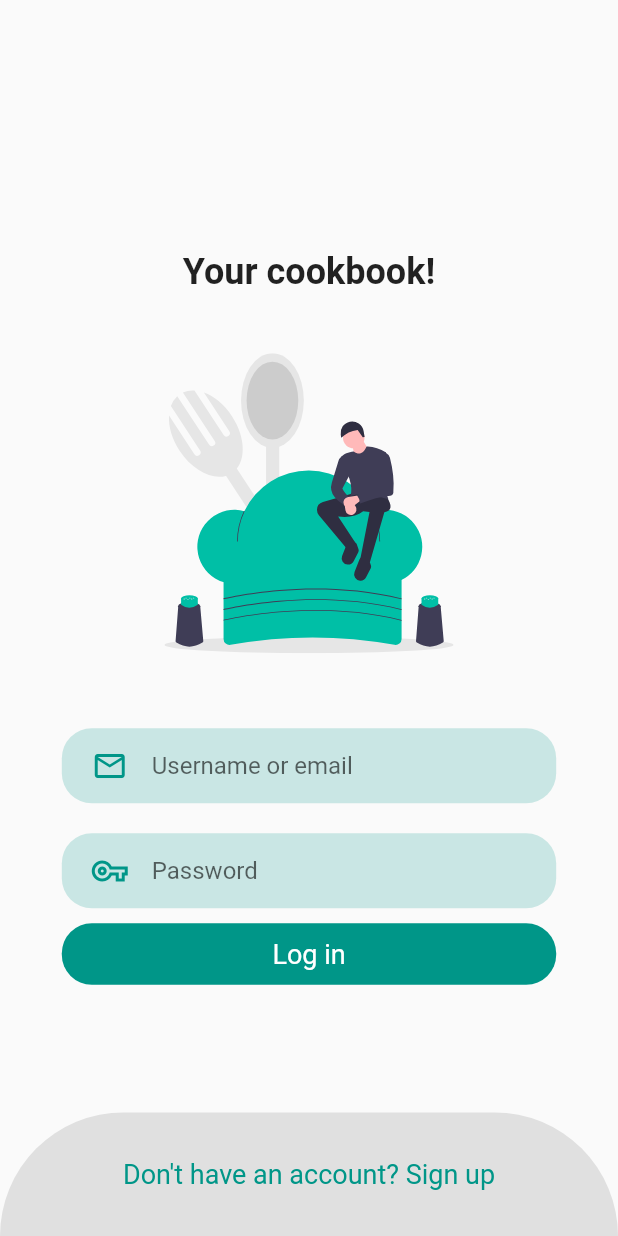
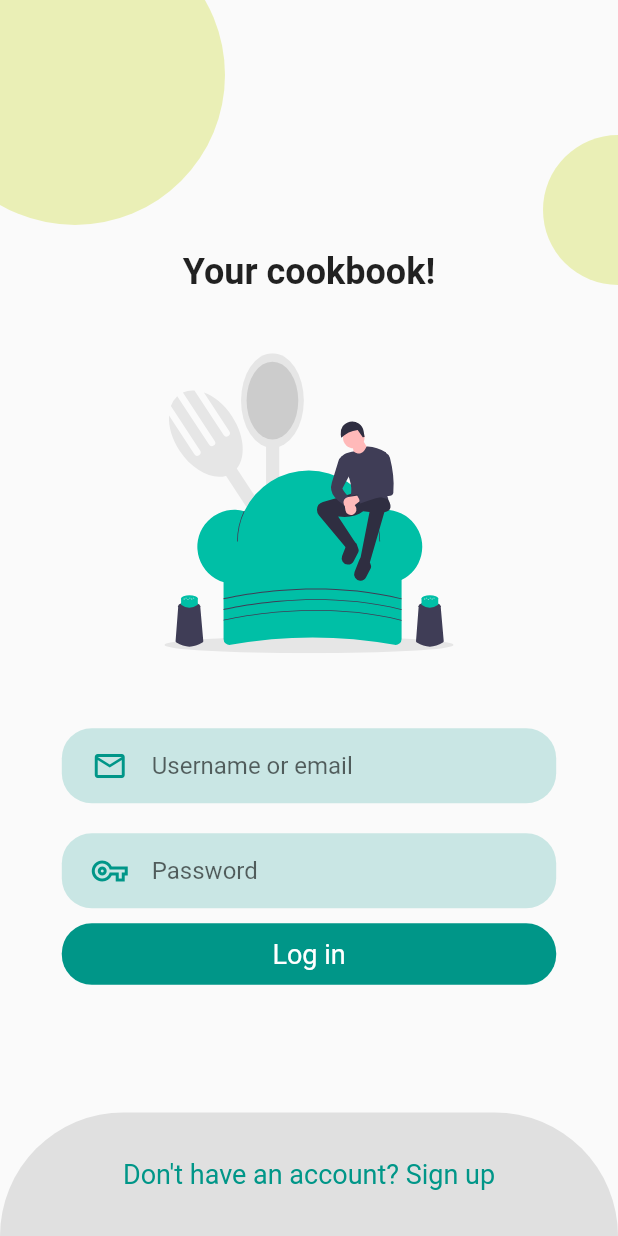
Before and after one commit to WiktoriaRozanska/CookApp, a Flutter app: the screen it shows after launch, on a phone screen of 412 x 824 dp. Run offline on Flutter 3.47's test engine with Material 2 defaults, Android fonts, the light colour scheme and no system bars; our stand-ins replace flutter_svg, google_fonts.

Commit message:
add decoration

```diff
--- a/lib/screens/login/login.dart
+++ b/lib/screens/login/login.dart
@@ -84,6 +84,31 @@ class _LoginScreenState extends State<LoginScreen>
       child: Scaffold(
           body: Stack(
         children: [
+          // decoration
+          Positioned(
+              top: 90,
+              right: -50,
+              child: Container(
+                width: 100,
+                height: 100,
+                decoration: BoxDecoration(
+                  borderRadius: BorderRadius.circular(50),
+                  color: Colors.lime.withAlpha(90),
+                ),
+              )),
+
+          Positioned(
+              top: -50,
+              left: -50,
+              child: Container(
+                width: 200,
+                height: 200,
+                decoration: BoxDecoration(
+                  borderRadius: BorderRadius.circular(100),
+                  color: Colors.lime.withAlpha(90),
+                ),
+              )),
+
           // cancel button
           if (!_isLogin)
             Align(
```
